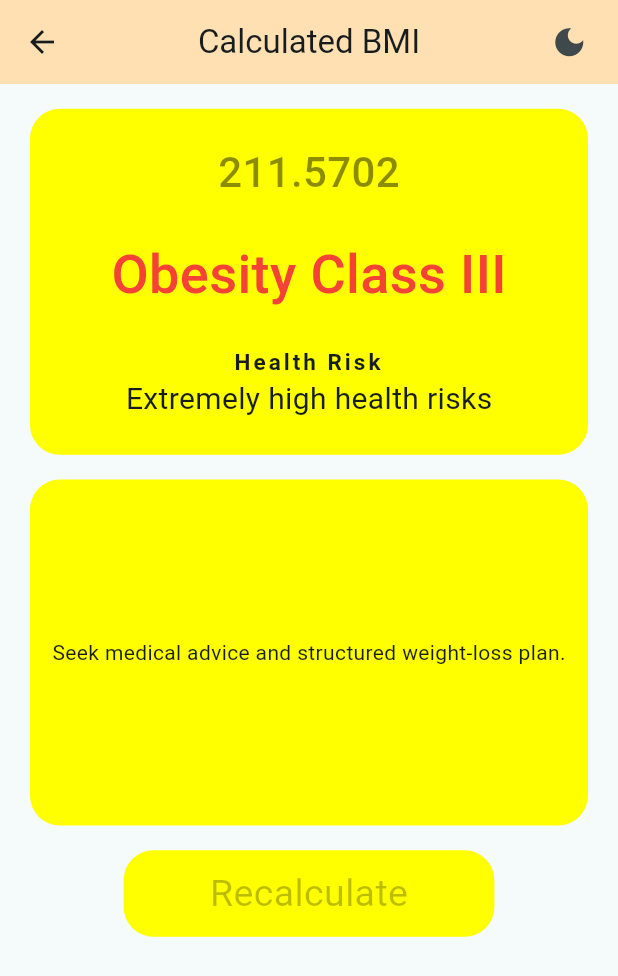
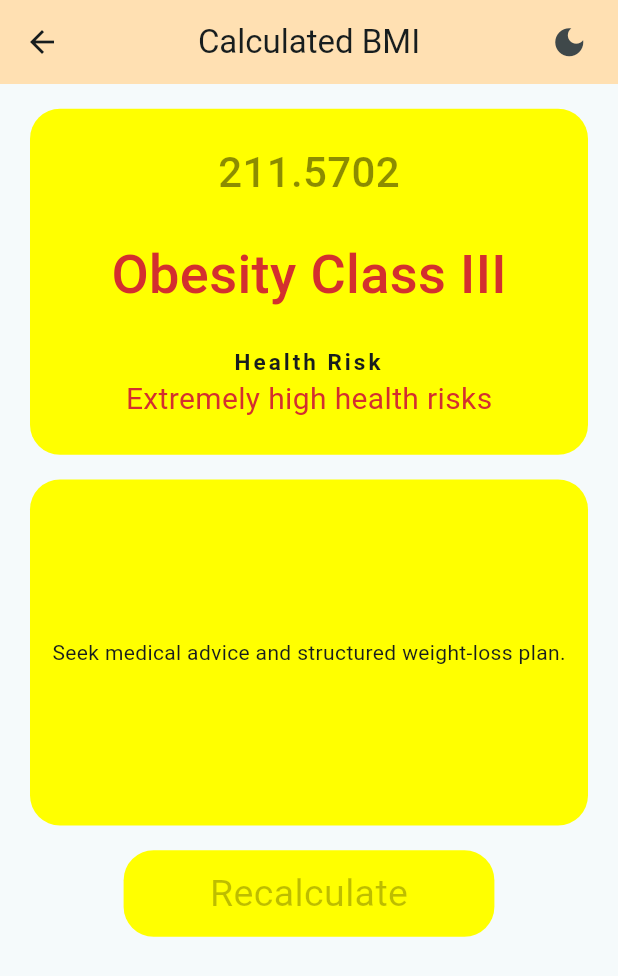
Before and after one commit to Ratndeep1999/bmi_calculator, a Flutter app: the screen it shows after launch, after a tap on "Calculate", on a phone screen of 412 x 824 dp. Shown: the top 976 px of the screen. Run offline on Flutter 3.47's test engine with Material 3 defaults, Android fonts, the phone set to English and light mode, and no system bars.

Commit message:
calculated_bmi_result_page.dart : Ui change and bhi show, categories add, health risk add, variables add, suggestions ui add, variable shift at their place, if else ladder ad to assign value in category, switch add to assign values base on category condition, get gender value

```diff
--- a/lib/calculated_bmi_result_page.dart
+++ b/lib/calculated_bmi_result_page.dart
@@ -127,7 +127,7 @@ class _CalculatedBmiState extends State<CalculatedBmi> {
                     Text(
                       _category,
                       style: TextStyle(
-                        color: Colors.red,
+                        color: _color,
                         fontSize: 36,
                         fontWeight: FontWeight.w500,
                       ),
@@ -153,6 +153,7 @@ class _CalculatedBmiState extends State<CalculatedBmi> {
                             style: TextStyle(
                               fontSize: 20,
                               fontWeight: FontWeight.w400,
+                              color: _color
                             ),
                           ),
                         ],
```
